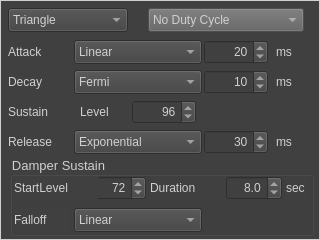
The window that qt/MelodicTimbreFrameForm.ui (Gaiger/ChiptuneMIDI) describes before a commit, drawn with Qt 5.
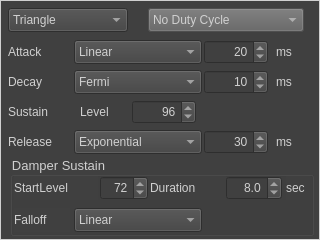
The same window after the commit.

Commit message:
fix(qt/ui): nudge DamperSustainLevelSpinBox to avoid overlap on laptop
- Move DamperSustainLevelSpinBox slightly to the right and trim its width.
- This avoids the overlap that still appeared on the laptop after removing hardcoded font sizes.

What changed in the file:
```diff
--- a/qt/MelodicTimbreFrameForm.ui
+++ b/qt/MelodicTimbreFrameForm.ui
@@ -458,9 +458,9 @@
    <widget class="QSpinBox" name="DamperSustainLevelSpinBox">
     <property name="geometry">
      <rect>
-      <x>84</x>
+      <x>90</x>
       <y>20</y>
-      <width>52</width>
+      <width>48</width>
       <height>24</height>
      </rect>
     </property>
```
